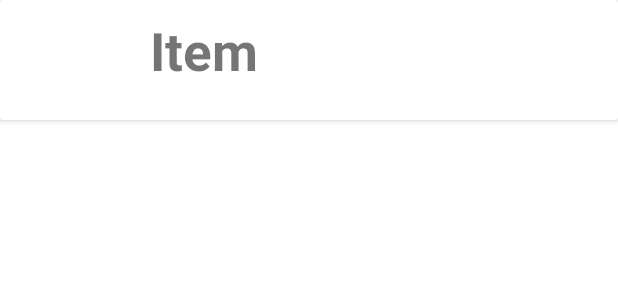
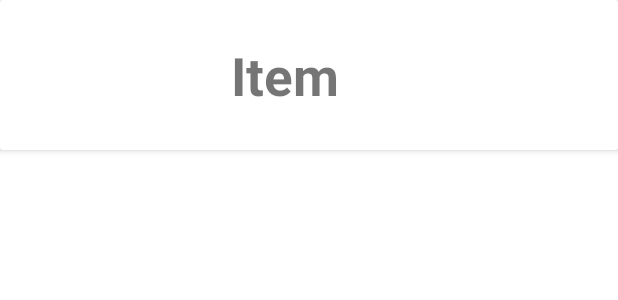
Before and after one commit to felixkoe/Time4u, an Android app: the layout card_view_design.xml on its own in the app's theme, with its tools: preview values and no code run, on a phone screen of 412 x 824 dp. Shown: the top 300 px of the screen. Run offline under Robolectric (Android 15) with nearby library versions, the phone set to English and light mode, and no system bars.

Commit message:
ready for Database

```diff
--- a/Time4You/app/src/main/res/layout/card_view_design.xml
+++ b/Time4You/app/src/main/res/layout/card_view_design.xml
@@ -2,11 +2,12 @@
 
 <androidx.cardview.widget.CardView xmlns:android="http://schemas.android.com/apk/res/android"
     xmlns:app="http://schemas.android.com/apk/res-auto"
+    xmlns:tools="http://schemas.android.com/tools"
     android:layout_width="match_parent"
-    android:layout_height="80dp"
+    android:layout_height="100dp"
     app:cardElevation="3dp">
 
-    <LinearLayout
+    <androidx.constraintlayout.widget.ConstraintLayout
         android:layout_width="match_parent"
         android:layout_height="wrap_content"
         android:orientation="horizontal"
@@ -15,18 +16,25 @@
         <ImageView
             android:id="@+id/imageview"
             android:layout_width="80dp"
-            android:layout_height="80dp" />
+            android:layout_height="80dp"
+            app:layout_constraintBottom_toBottomOf="parent"
+            app:layout_constraintStart_toStartOf="parent"
+            app:layout_constraintTop_toTopOf="parent" />
 
         <TextView
             android:id="@+id/textView"
             android:layout_width="wrap_content"
             android:layout_height="wrap_content"
-            android:layout_marginStart="10dp"
-            android:layout_marginLeft="10dp"
+            android:layout_marginStart="64dp"
             android:text="Item"
             android:textSize="35sp"
-            android:textStyle="bold" />
+            android:textStyle="bold"
+            app:layout_constraintBottom_toBottomOf="parent"
+            app:layout_constraintEnd_toEndOf="parent"
+            app:layout_constraintHorizontal_bias="0.0"
+            app:layout_constraintStart_toEndOf="@+id/imageview"
+            app:layout_constraintTop_toTopOf="parent" />
 
-    </LinearLayout>
+    </androidx.constraintlayout.widget.ConstraintLayout>
 
 </androidx.cardview.widget.CardView>
--- a/Time4You/app/src/main/res/layout/drawer_toolbar.xml
+++ b/Time4You/app/src/main/res/layout/drawer_toolbar.xml
@@ -7,6 +7,7 @@
         android:id="@+id/toolbar"
         android:layout_width="match_parent"
         android:layout_height="?attr/actionBarSize"
-        android:background="@color/design_default_color_primary_dark" />
+        android:background="@color/design_default_color_primary_dark"
+        android:theme="@style/ThemeOverlay.AppCompat.Dark"/>
 
 </LinearLayout>
```
